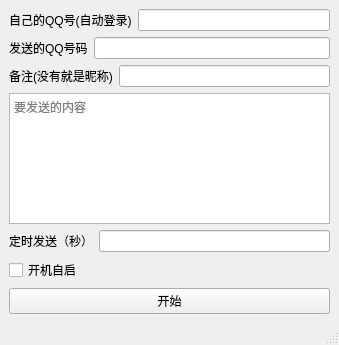
Before: the Qt Designer form mainwindow.ui in iwxyi/QQSendMessage, drawn with Qt 5.
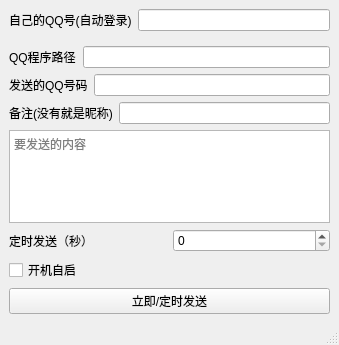
After: the same form once the commit is applied.

Commit message: 添加延迟发送

The edit to the form file:
```diff
--- a/mainwindow.ui
+++ b/mainwindow.ui
@@ -28,7 +28,24 @@
        </widget>
       </item>
       <item>
-       <widget class="QLineEdit" name="lineEdit_3"/>
+       <widget class="QLineEdit" name="myQQNumberEdit"/>
+      </item>
+     </layout>
+    </item>
+    <item>
+     <layout class="QHBoxLayout" name="horizontalLayout_6">
+      <property name="topMargin">
+       <number>9</number>
+      </property>
+      <item>
+       <widget class="QLabel" name="label_5">
+        <property name="text">
+         <string>QQ程序路径</string>
+        </property>
+       </widget>
+      </item>
+      <item>
+       <widget class="QLineEdit" name="qqPathEdit"/>
       </item>
      </layout>
     </item>
@@ -84,7 +101,7 @@
        </widget>
       </item>
       <item>
-       <widget class="QLineEdit" name="lineEdit_4"/>
+       <widget class="QSpinBox" name="delaySpin"/>
       </item>
      </layout>
     </item>
@@ -98,7 +115,7 @@
     <item>
      <widget class="QPushButton" name="pushButton">
       <property name="text">
-       <string>开始</string>
+       <string>立即/定时发送</string>
       </property>
      </widget>
     </item>
```
Left out of the diff: 10 changed lines with no effect on the pictures. The commit also changes 3 other files.
